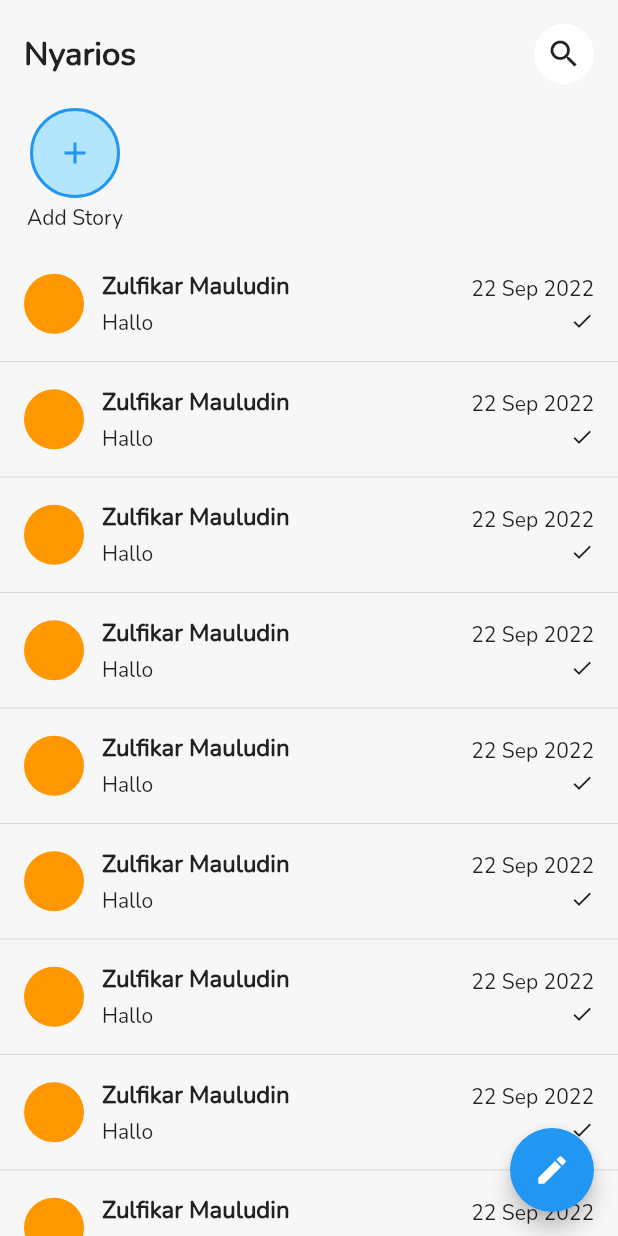
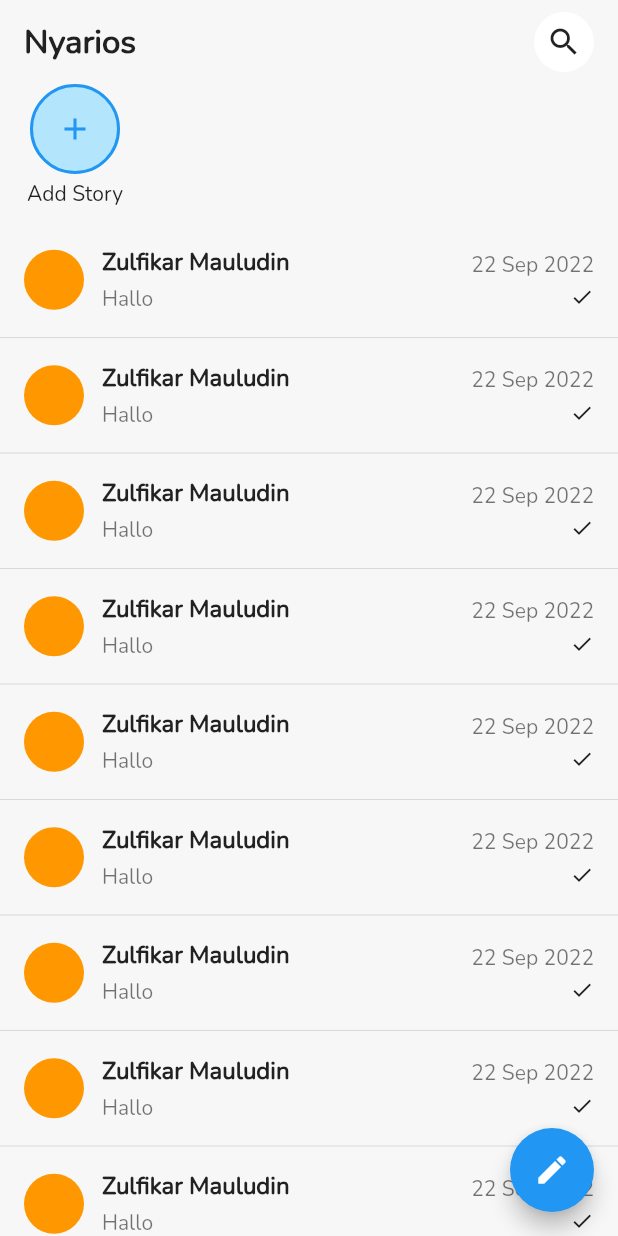
Before and after one commit to zuludin04/nyarios, a Flutter app: the screen it shows after launch, on a phone screen of 412 x 824 dp. Run offline on Flutter 3.47's test engine with Material 2 defaults, Android fonts, the phone set to English and light mode, and no system bars.

Commit message:
fixing home color

```diff
--- a/lib/ui/home_screen.dart
+++ b/lib/ui/home_screen.dart
@@ -13,35 +13,15 @@ class HomeScreen extends StatelessWidget {
       ),
       body: SafeArea(
         child: CustomScrollView(
+          physics: const BouncingScrollPhysics(),
           slivers: [
-            SliverToBoxAdapter(
-              child: Container(
-                padding: const EdgeInsets.all(16),
-                child: Row(
-                  mainAxisAlignment: MainAxisAlignment.spaceBetween,
-                  children: [
-                    const Text(
-                      'Nyarios',
-                      style: TextStyle(
-                        fontSize: 22,
-                        fontWeight: FontWeight.w600,
-                      ),
-                    ),
-                    Container(
-                      padding: const EdgeInsets.all(8),
-                      decoration: const BoxDecoration(
-                        color: Colors.white,
-                        shape: BoxShape.circle,
-                      ),
-                      child: const Icon(Icons.search),
-                    ),
-                  ],
-                ),
-              ),
+            SliverPersistentHeader(
+              delegate: CustomStickyBar(),
+              pinned: true,
             ),
             SliverToBoxAdapter(
               child: Container(
-                height: 80,
+                height: 90,
                 padding: const EdgeInsets.symmetric(horizontal: 12),
                 child: ListView.builder(
                   itemBuilder: (context, index) => _storyItem(),
@@ -51,7 +31,7 @@ class HomeScreen extends StatelessWidget {
               ),
             ),
             const SliverToBoxAdapter(
-              child: SizedBox(height: 20),
+              child: SizedBox(height: 10),
             ),
             SliverList(
               delegate: SliverChildBuilderDelegate(
@@ -119,7 +99,7 @@ class HomeScreen extends StatelessWidget {
                     SizedBox(height: 4),
                     Text(
                       'Hallo',
-                      style: TextStyle(color: Colors.black87),
+                      style: TextStyle(color: Colors.black54),
                     ),
                   ],
                 ),
@@ -131,7 +111,7 @@ class HomeScreen extends StatelessWidget {
                 children: const [
                   Text(
                     '22 Sep 2022',
-                    style: TextStyle(color: Colors.black87),
+                    style: TextStyle(color: Colors.black54),
                   ),
                   SizedBox(height: 4),
                   Icon(Icons.check, size: 16),
@@ -145,3 +125,48 @@ class HomeScreen extends StatelessWidget {
     );
   }
 }
+
+class CustomStickyBar extends SliverPersistentHeaderDelegate {
+  @override
+  Widget build(
+    BuildContext context,
+    double shrinkOffset,
+    bool overlapsContent,
+  ) {
+    return Container(
+      color: const Color(0xfff7f7f7),
+      height: kToolbarHeight,
+      padding: const EdgeInsets.symmetric(horizontal: 16),
+      child: Row(
+        mainAxisAlignment: MainAxisAlignment.spaceBetween,
+        children: [
+          const Text(
+            'Nyarios',
+            style: TextStyle(
+              fontSize: 22,
+              fontWeight: FontWeight.w600,
+            ),
+          ),
+          Container(
+            padding: const EdgeInsets.all(8),
+            decoration: const BoxDecoration(
+              color: Colors.white,
+              shape: BoxShape.circle,
+            ),
+            child: const Icon(Icons.search),
+          ),
+        ],
+      ),
+    );
+  }
+
+  @override
+  double get maxExtent => kToolbarHeight;
+
+  @override
+  double get minExtent => kToolbarHeight;
+
+  @override
+  bool shouldRebuild(covariant SliverPersistentHeaderDelegate oldDelegate) =>
+      false;
+}
```
